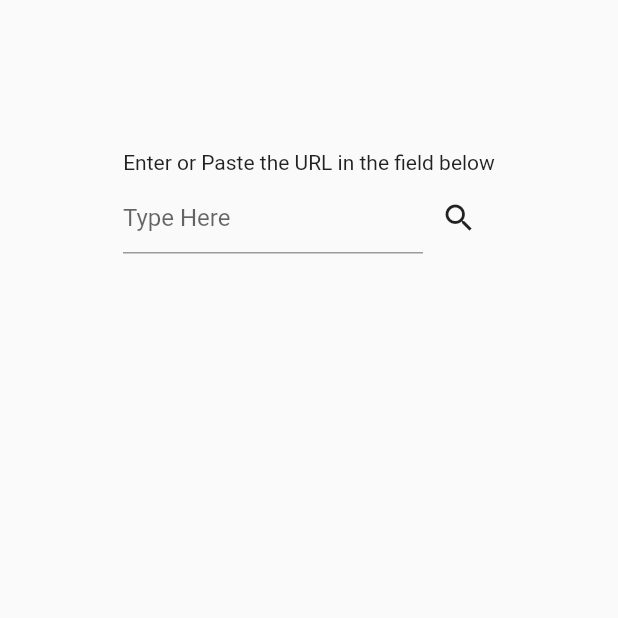
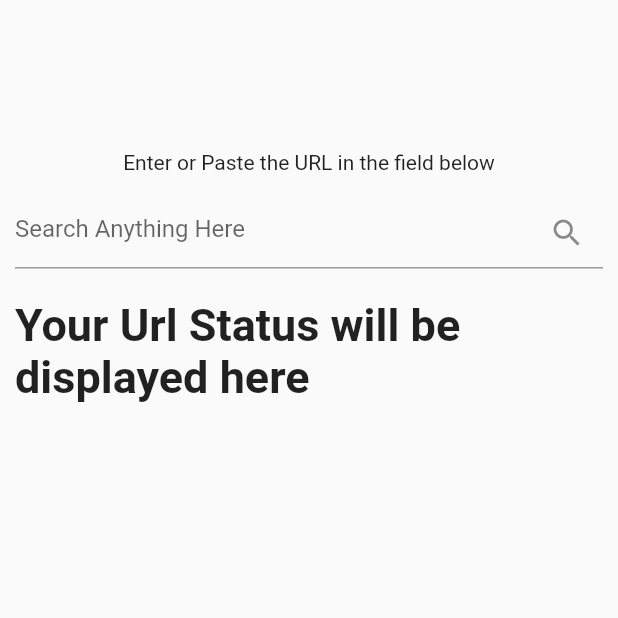
Before and after one commit to NishantPuri99/Su-Rakshit-App, a Flutter app: the MyHomePage screen opened directly, on a phone screen of 412 x 824 dp, the top half of it. Run offline on Flutter 3.47's test engine with Material 2 defaults, Android fonts, the phone set to English and light mode, and no system bars; our stand-ins replace image_picker; missing offline and left inert: firebase_ml_vision; accounts and stored records are empty.

Commit message:
second commit

```diff
--- a/lib/PasteUrlPage.dart
+++ b/lib/PasteUrlPage.dart
@@ -1,5 +1,7 @@
 import 'dart:io';
 import 'package:flutter/material.dart';
+import 'api.dart';
+import 'dart:convert';
 
 class PasteUrlPage extends StatelessWidget {
   @override
@@ -17,30 +19,10 @@ class MyHomePage extends StatefulWidget {
 }
 
 class _MyHomePageState extends State<MyHomePage> {
-  String text = "";
-  final myController = TextEditingController();
-  void changeName(String TE) {
-    setState(() {
-      // This call to setState tells the Flutter framework that something has
-      // changed in this State, which causes it to rerun the build method below
-      // so that the display can reflect the updated values. If we changed
-      // _counter without calling setState(), then the build method would not be
-      // called again, and so nothing would appear to happen.
-      if (TE == "") {
-        text = "The Url Status Will Be Displayed Here";
-      } else {
-        text = TE;
-      }
-    });
-  }
-
-  @override
-  void dispose() {
-    // Clean up the controller when the widget is disposed.
-    myController.dispose();
-    super.dispose();
-  }
-
+  String url;
+  bool scanned = false;
+  var Data;
+  String QueryText = 'Query';
   @override
   Widget build(BuildContext context) {
     return Scaffold(
@@ -51,32 +33,36 @@ class _MyHomePageState extends State<MyHomePage> {
           ),
           Text('Enter or Paste the URL in the field below'),
           SizedBox(height: 5.0),
-          Row(
-            mainAxisAlignment: MainAxisAlignment.center,
-            crossAxisAlignment: CrossAxisAlignment.center,
-            children: <Widget>[
-              Container(
-                width: 200.0,
+          Padding(
+            padding: const EdgeInsets.all(10.0),
             child: TextField(
-                  controller: myController,
-                  decoration: new InputDecoration(hintText: "Type Here"),
-                  onChanged: (String str) {
-                    text = str;
+              onChanged: (value) {
+                url = 'https://virus-total-flask.herokuapp.com/' +
+                    value.toString();
+                scanned = true;
               },
-                  onSubmitted: (String str) {
-                    text = str;
+              decoration: InputDecoration(
+                  hintText: 'Search Anything Here',
+                  suffixIcon: GestureDetector(
+                      onTap: () async {
+                        Data = await Getdata(url);
+                        var DecodedData = jsonDecode(Data);
+                        setState(() {
+                          QueryText = DecodedData['Query'];
+                        });
                       },
+                      child: Icon(Icons.search))),
             ),
           ),
-              IconButton(
-                icon: Icon(Icons.search),
-                onPressed: () {
-                  changeName(text);
-                },
+          Padding(
+            padding: const EdgeInsets.all(10.0),
+            child: Text(
+              (scanned == true)
+                  ? QueryText
+                  : "Your Url Status will be displayed here",
+              style: TextStyle(fontSize: 30.0, fontWeight: FontWeight.bold),
             ),
-            ],
           ),
-          Text(text == "" ? "" : '$text is OK'),
         ],
       ),
     );
--- /dev/null
+++ b/lib/api.dart
@@ -0,0 +1,6 @@
+import 'package:http/http.dart' as http;
+
+Future Getdata(url) async {
+  http.Response Response = await http.get(url);
+  return Response.body;
+}
--- a/pubspec.yaml
+++ b/pubspec.yaml
@@ -25,8 +25,7 @@ dependencies:
     sdk: flutter
   firebase_ml_vision: ^0.9.4
   image_picker: ^0.6.7+3
-
-
+  http:
   # The following adds the Cupertino Icons font to your application.
   # Use with the CupertinoIcons class for iOS style icons.
   cupertino_icons: ^0.1.3
```
Also changed, not shown: lib/ScanUrlPage.dart (+33 -4 lines), virus total flask implementation/requirements.txt (added, +12 -0 lines), pubspec.lock, 3 other files. Lines whose indentation alone changed are shown as unchanged.
